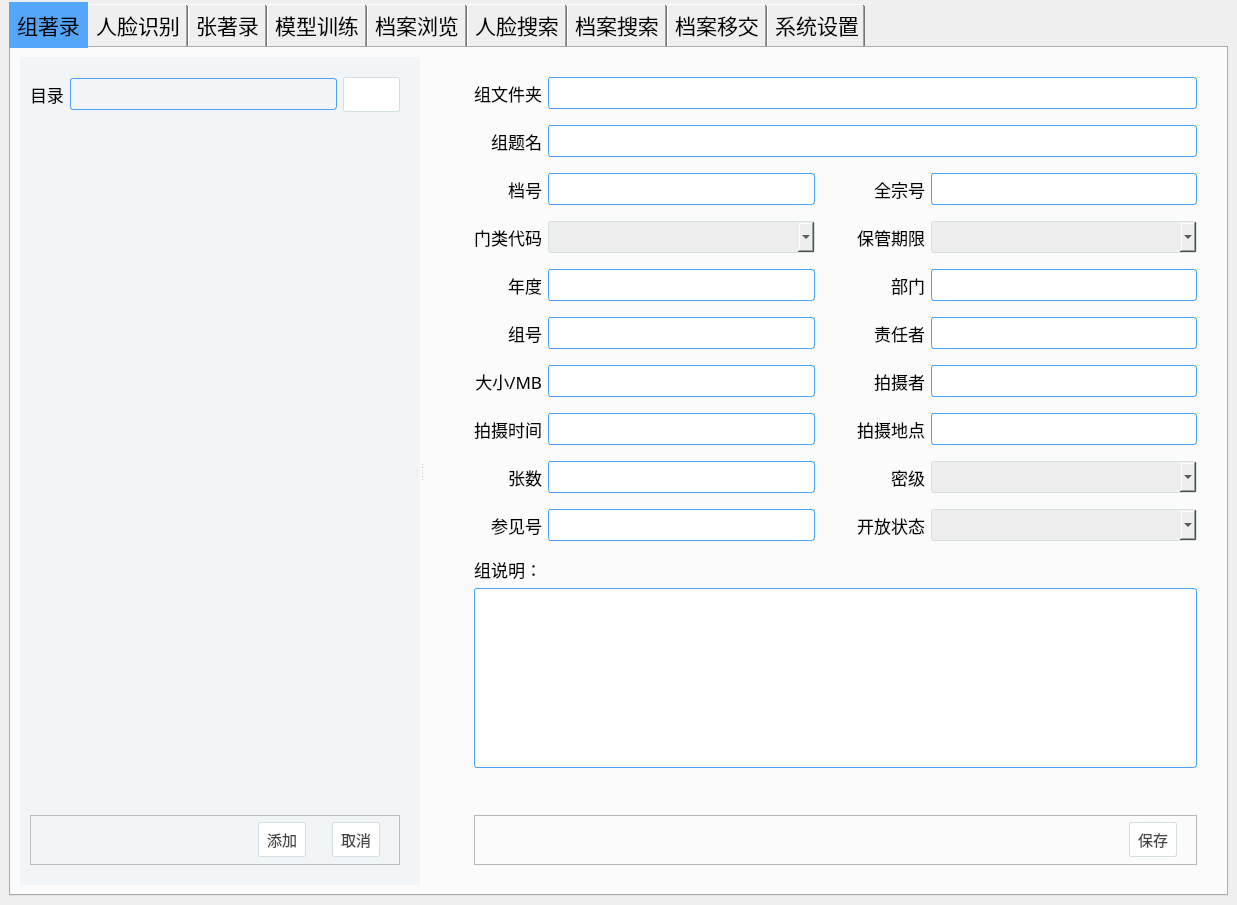
Chieoho/photo_arch, file photo_arch/infrastructures/user_interface/qt/ui/mainwindow.ui: the form before one commit.
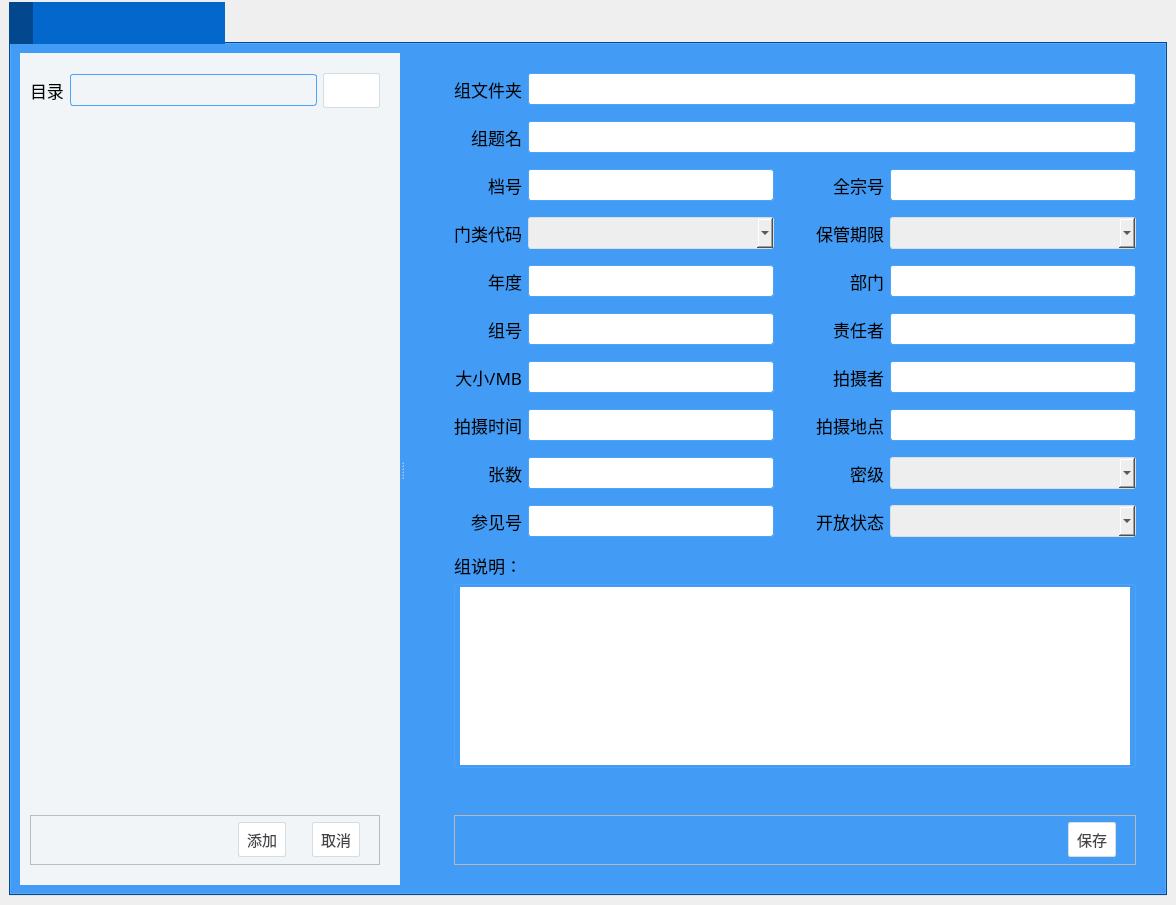
The form after the commit. The open tabs and pages were chosen to show the change. Icons and pictures are not drawn.

Commit message: 1、【界面】tab图标增加背景色

Patch:
```diff
--- a/photo_arch/infrastructures/user_interface/qt/ui/mainwindow.ui
+++ b/photo_arch/infrastructures/user_interface/qt/ui/mainwindow.ui
@@ -6,7 +6,7 @@
    <rect>
     <x>0</x>
     <y>0</y>
-    <width>1237</width>
+    <width>1176</width>
     <height>905</height>
    </rect>
   </property>
@@ -63,14 +63,28 @@
         <pointsize>16</pointsize>
        </font>
       </property>
+      <property name="layoutDirection">
+       <enum>Qt::LeftToRight</enum>
+      </property>
+      <property name="autoFillBackground">
+       <bool>true</bool>
+      </property>
       <property name="styleSheet">
-       <string notr="true">QTabBar::tab{
-    padding: 8px;
+       <string notr="true">QTabWidget{
+    background-color: rgb(4, 103, 204);
+}
+
+QTabBar::tab{
+    background-color: rgb(4, 103, 204);
 }
 
 QTabBar::tab:selected{
-    background-color: rgb(83, 166, 249);
+    background-color: rgb(3, 72, 142);
 }
+QTabBar::tab:hover{
+    background-color: #419ff9;
+}
+
 
 QLineEdit, QTextEdit{
     border: 1px solid #4ba4f9; 
@@ -105,8 +119,8 @@
       </property>
       <property name="iconSize">
        <size>
-        <width>36</width>
-        <height>36</height>
+        <width>80</width>
+        <height>80</height>
        </size>
       </property>
       <widget class="QWidget" name="group_tab">
@@ -124,6 +138,9 @@
          <normaloff>icon/dirtree.png</normaloff>icon/dirtree.png</iconset>
        </attribute>
        <attribute name="title">
+        <string/>
+       </attribute>
+       <attribute name="toolTip">
         <string>组著录</string>
        </attribute>
        <layout class="QGridLayout" name="gridLayout_5">
@@ -1600,6 +1617,9 @@
          <normaloff>icon/face.png</normaloff>icon/face.png</iconset>
        </attribute>
        <attribute name="title">
+        <string/>
+       </attribute>
+       <attribute name="toolTip">
         <string>人脸识别</string>
        </attribute>
        <layout class="QGridLayout" name="gridLayout">
@@ -2242,6 +2262,9 @@
          <normaloff>icon/photo.png</normaloff>icon/photo.png</iconset>
        </attribute>
        <attribute name="title">
+        <string/>
+       </attribute>
+       <attribute name="toolTip">
         <string>张著录</string>
        </attribute>
        <layout class="QGridLayout" name="gridLayout_9">
@@ -3382,6 +3405,9 @@
          <normaloff>icon/training.png</normaloff>icon/training.png</iconset>
        </attribute>
        <attribute name="title">
+        <string/>
+       </attribute>
+       <attribute name="toolTip">
         <string>模型训练</string>
        </attribute>
        <layout class="QGridLayout" name="gridLayout_3">
@@ -3738,6 +3764,9 @@
          <normaloff>icon/browse_arch.png</normaloff>icon/browse_arch.png</iconset>
        </attribute>
        <attribute name="title">
+        <string/>
+       </attribute>
+       <attribute name="toolTip">
         <string>档案浏览</string>
        </attribute>
        <layout class="QGridLayout" name="gridLayout_17">
@@ -4950,6 +4979,9 @@
          <normaloff>icon/search_face.png</normaloff>icon/search_face.png</iconset>
        </attribute>
        <attribute name="title">
+        <string/>
+       </attribute>
+       <attribute name="toolTip">
         <string>人脸搜索</string>
        </attribute>
        <layout class="QGridLayout" name="gridLayout_10">
@@ -5507,6 +5539,9 @@
          <normaloff>icon/search_arch.png</normaloff>icon/search_arch.png</iconset>
        </attribute>
        <attribute name="title">
+        <string/>
+       </attribute>
+       <attribute name="toolTip">
         <string>档案搜索</string>
        </attribute>
        <layout class="QGridLayout" name="gridLayout_30">
@@ -7070,6 +7105,9 @@
          <normaloff>icon/arch_transfer.png</normaloff>icon/arch_transfer.png</iconset>
        </attribute>
        <attribute name="title">
+        <string/>
+       </attribute>
+       <attribute name="toolTip">
         <string>档案移交</string>
        </attribute>
        <layout class="QGridLayout" name="gridLayout_23">
@@ -8063,6 +8101,9 @@
          <normaloff>icon/setting.png</normaloff>icon/setting.png</iconset>
        </attribute>
        <attribute name="title">
+        <string/>
+       </attribute>
+       <attribute name="toolTip">
         <string>系统设置</string>
        </attribute>
        <layout class="QGridLayout" name="gridLayout_32">
```
Left out of the diff: 4 changed lines with no effect on the pictures. The commit also changes 4 other files.
